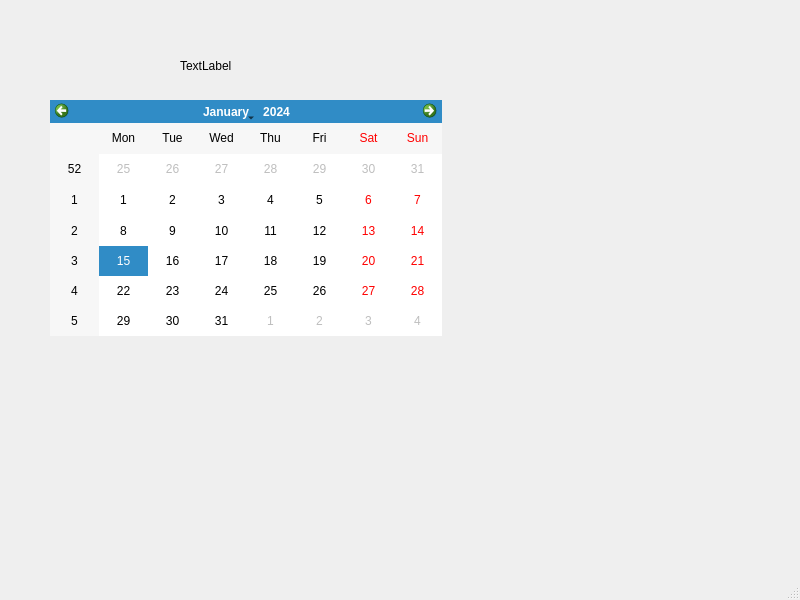
Qt form calendar.ui (sivasatyanb/cs) before a commit.
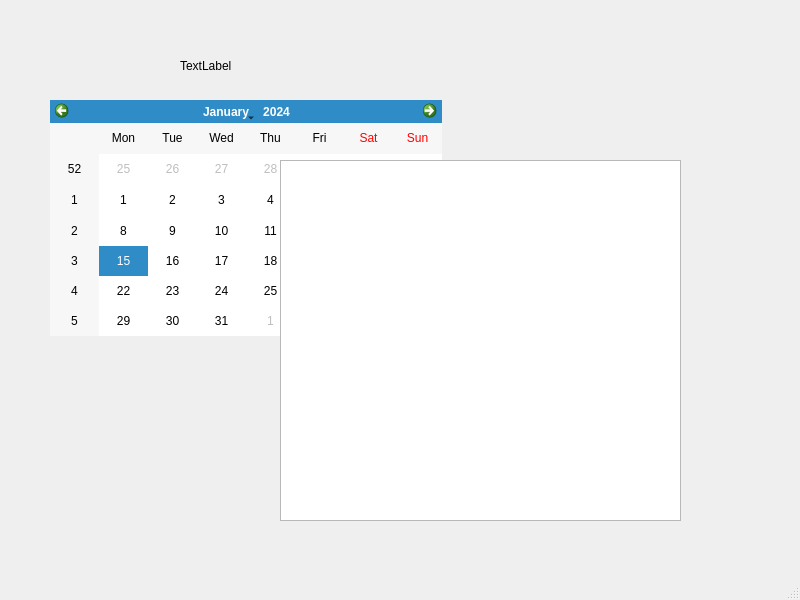
The same form after that commit.

Commit message: lesson of 31 mar

```diff
--- a/calendar.ui
+++ b/calendar.ui
@@ -37,6 +37,16 @@
      <string>TextLabel</string>
     </property>
    </widget>
+   <widget class="QTableView" name="tblNames">
+    <property name="geometry">
+     <rect>
+      <x>280</x>
+      <y>160</y>
+      <width>401</width>
+      <height>361</height>
+     </rect>
+    </property>
+   </widget>
   </widget>
   <widget class="QMenuBar" name="menubar">
    <property name="geometry">
```
The commit also changes 1 other file.
